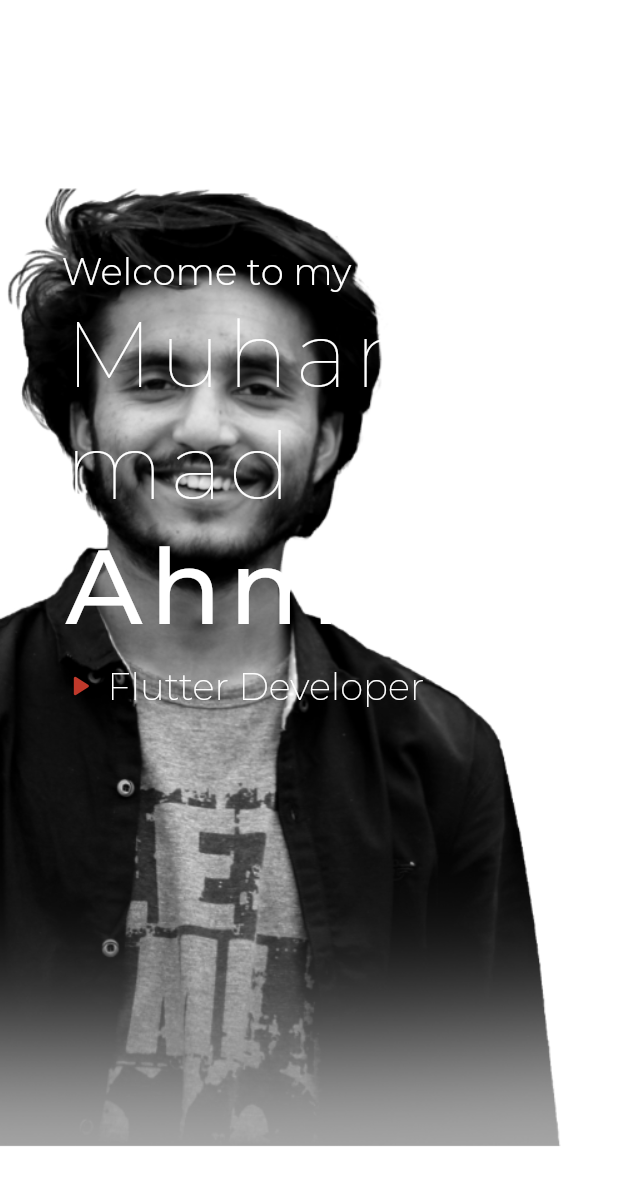
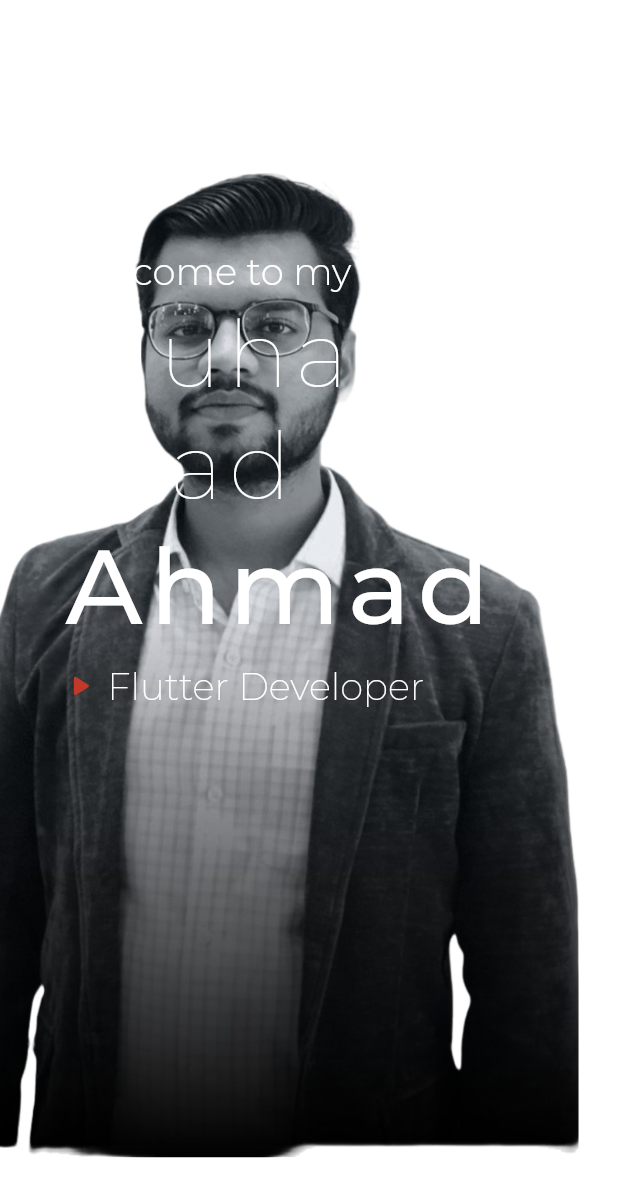
Before and after one commit to sudoahmed/responsive_portfolio, a Flutter app: the HomeDesktop widget shown alone on an empty page, opened directly, on a phone screen of 412 x 824 dp. Shown: the top 1197 px of the screen. Run offline on Flutter 3.47's test engine with Material 2 defaults, Android fonts, the light colour scheme and no system bars; our stand-ins replace animated_text_kit, flip_card, google_fonts, responsive_builder, shared_preferences, url_strategy; missing offline and left inert: universal_html; accounts and stored records are empty; network calls fail.

Commit message:
Added my faded image properly here

```diff
--- a/lib/sections/home/home_for_desktop.dart
+++ b/lib/sections/home/home_for_desktop.dart
@@ -7,10 +7,7 @@ import 'package:responsive_portfolio_web/animations/entranceFader.dart';
 import 'package:responsive_portfolio_web/constants/constants.dart';
 import 'package:responsive_portfolio_web/provider/themeProvider.dart';
 import 'package:responsive_portfolio_web/widget/adaptive_text.dart';
-import 'package:animated_widgets/animated_widgets.dart';
 import 'package:responsive_portfolio_web/widget/social_media_icon_button.dart';
-import 'package:simple_animations/simple_animations.dart';
-import 'package:universal_html/js.dart';
 
 import '../../custom_package.dart';
 
@@ -43,7 +40,7 @@ class _HomeDesktopState extends State<HomeDesktop> {
               delay: Duration(seconds: 1),
               duration: Duration(milliseconds: 800),
               child: Image.asset(
-                'assets/1.png',
+                'assets/final.png',
                 height: width < 1200 ? height * 0.8 : height * 0.85,
               ),
             ),
```
Also changed, not shown: assets/final.png (added), pubspec.lock.
